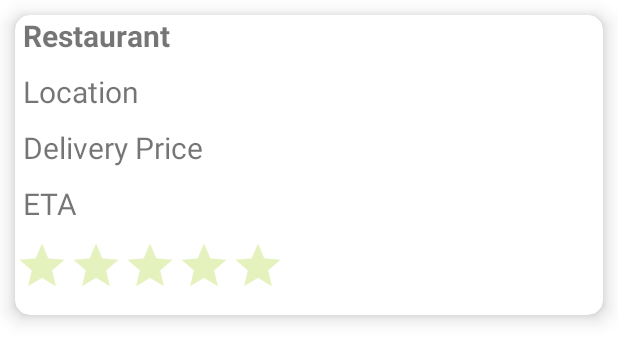
After one commit to GIrvine2/HonoursP, an Android app: the layout restaurants.xml on its own in the app's theme, with its tools: preview values and no code run, on a phone screen of 412 x 824 dp. The commit adds this screen. Shown: the top 362 px of the screen. Run offline under Robolectric (Android 15) with nearby library versions, the phone set to English and light mode, and no system bars.

Commit message:
Added RecyclerView to display Restaurants information

```diff
--- a/app/build.gradle
+++ b/app/build.gradle
@@ -38,6 +38,7 @@ dependencies {
 
     implementation 'gr.pantrif:easy-android-splash-screen:0.0.1'
     implementation 'com.google.firebase:firebase-auth:19.2.0'
+    implementation 'com.google.firebase:firebase-database:19.6.0'
     testImplementation 'junit:junit:4.+'
     androidTestImplementation 'androidx.test.ext:junit:1.1.1'
     androidTestImplementation 'androidx.test.espresso:espresso-core:3.2.0'
--- /dev/null
+++ b/app/src/main/res/layout/restaurants.xml
@@ -0,0 +1,101 @@
+<?xml version="1.0" encoding="utf-8"?>
+<androidx.cardview.widget.CardView xmlns:android="http://schemas.android.com/apk/res/android"
+    android:layout_width="match_parent"
+    android:layout_height="200dp"
+    xmlns:app="http://schemas.android.com/apk/res-auto"
+    app:cardElevation="8dp"
+    app:cardCornerRadius="10dp"
+    android:padding="10dp"
+    android:layout_margin="10dp">
+
+    <LinearLayout
+        android:layout_width="match_parent"
+        android:layout_height="wrap_content"
+        android:orientation="vertical">
+
+        <LinearLayout
+            android:layout_width="match_parent"
+            android:layout_height="wrap_content"
+            android:orientation="horizontal">
+
+            <TextView
+                android:id="@+id/restaurant_text"
+                android:layout_width="wrap_content"
+                android:layout_height="wrap_content"
+                android:layout_marginLeft="5dp"
+                android:fontFamily="sans-serif"
+                android:text="Restaurant"
+                android:textSize="20sp"
+                android:textStyle="bold" />
+
+
+        </LinearLayout>
+
+        <LinearLayout
+            android:layout_width="match_parent"
+            android:layout_height="wrap_content"
+            android:orientation="horizontal"
+            android:layout_marginTop="10dp">
+
+            <TextView
+                android:layout_width="wrap_content"
+                android:layout_height="wrap_content"
+                android:text="Location"
+                android:id="@+id/location_text"
+                android:textSize="20sp"
+                android:layout_marginLeft="5dp"/>
+
+        </LinearLayout>
+
+        <LinearLayout
+            android:layout_width="match_parent"
+            android:layout_height="wrap_content"
+            android:orientation="horizontal"
+            android:layout_marginTop="10dp">
+
+            <TextView
+                android:layout_width="wrap_content"
+                android:layout_height="wrap_content"
+                android:text="Delivery Price"
+                android:id="@+id/deliveryprice_text"
+                android:textSize="20sp"
+                android:layout_marginLeft="5dp"/>
+
+        </LinearLayout>
+
+        <LinearLayout
+            android:layout_width="match_parent"
+            android:layout_height="wrap_content"
+            android:orientation="horizontal"
+            android:layout_marginTop="10dp">
+
+            <TextView
+                android:layout_width="wrap_content"
+                android:layout_height="wrap_content"
+                android:text="ETA"
+                android:id="@+id/eta_text"
+                android:textSize="20sp"
+                android:layout_marginLeft="5dp"/>
+
+        </LinearLayout>
+
+        <LinearLayout
+            android:layout_width="match_parent"
+            android:layout_height="wrap_content"
+            android:orientation="horizontal"
+            android:layout_marginTop="10dp">
+
+            <RatingBar
+                android:id="@+id/ratingBar"
+                style="@style/Widget.AppCompat.RatingBar.Indicator"
+                android:layout_width="wrap_content"
+                android:layout_height="wrap_content"
+                android:numStars="5"
+                android:stepSize="0.5"
+                android:theme="@style/RatingBar"/>
+
+        </LinearLayout>
+
+    </LinearLayout>
+
+</androidx.cardview.widget.CardView>
--- a/app/src/main/res/values/themes.xml
+++ b/app/src/main/res/values/themes.xml
@@ -14,4 +14,9 @@
         <!-- Customize your theme here. -->
         <item name="android:windowFullscreen">true</item>
     </style>
+
+    <style name="RatingBar">
+        <item name="colorControlActivated">@android:color/holo_orange_dark</item>
+        <item name="colorControlNormal">@android:color/holo_green_light</item>
+    </style>
 </resources>
```
Also changed, not shown: app/src/main/java/com/example/honoursproject/HomeActivity.java (+39 -1 lines), app/src/main/java/com/example/honoursproject/Model.java (added, +27 -0 lines), app/src/main/java/com/example/honoursproject/MyAdapter.java (added, +67 -0 lines), app/src/main/res/layout/activity_home.xml (+8 -1 lines).
